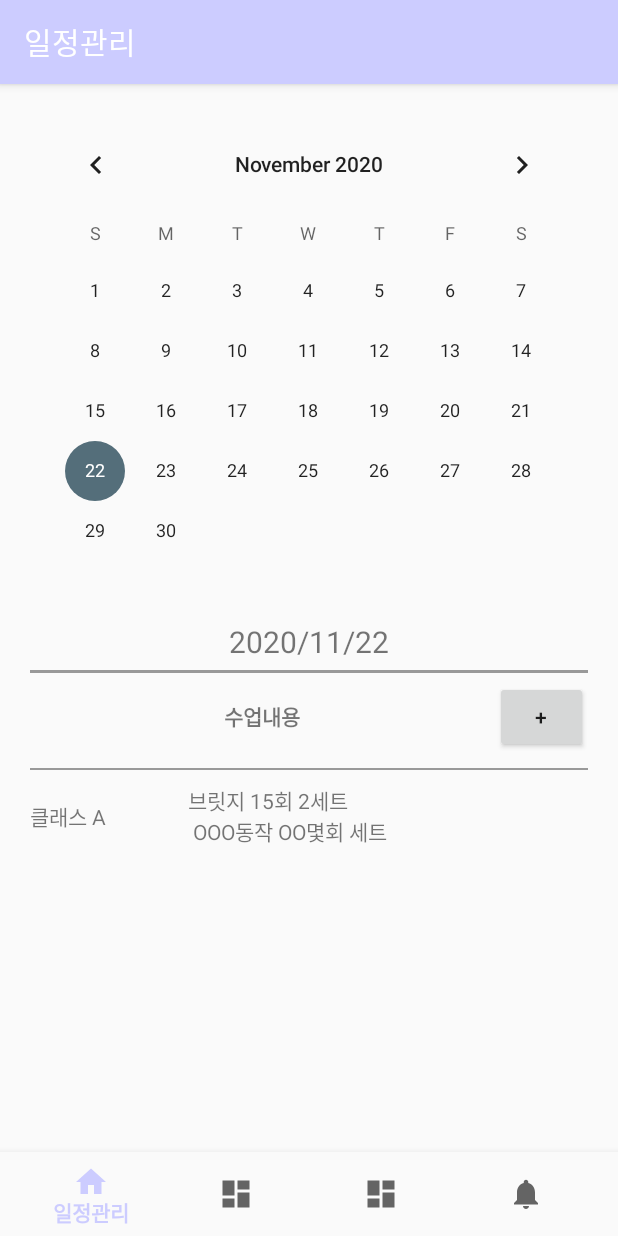
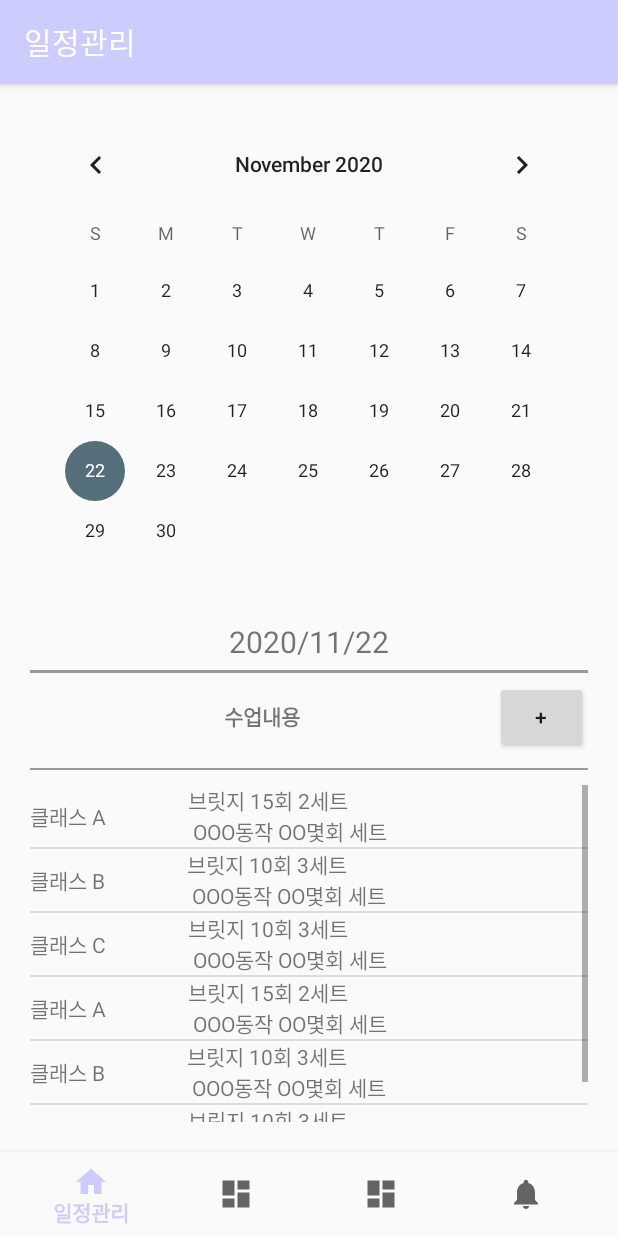
Before and after one commit to hyong0616/pilatime, an Android app: the CalendarFragment screen opened directly, with no data from a screen before it, on a phone screen of 412 x 824 dp. Run offline under Robolectric (Android 15) with nearby library versions, the phone set to English and light mode, and no system bars; our stand-ins replace Firebase (no records; nobody signed in at launch, a user with empty details on screens opened directly), navigation-ui.

Commit message:
edit fragment layout

```diff
--- a/app/src/main/java/com/soongsil/pilatime/ClassContent.java
+++ b/app/src/main/java/com/soongsil/pilatime/ClassContent.java
@@ -1,6 +1,21 @@
 package com.soongsil.pilatime;
 
 public class ClassContent {
-    String name ="";
-    String content = "";
+    private String name ="";
+    private String content = "";
+
+    public void setName(String name) {
+        this.name = name;
+    }
+    public void setContent(String content) {
+        this.content = content;
+    }
+
+    public String getName() {
+        return this.name;
+    }
+
+    public String getContent() {
+        return this.content;
+    }
 }
--- a/app/src/main/java/com/soongsil/pilatime/ClassContentAdapter.java
+++ b/app/src/main/java/com/soongsil/pilatime/ClassContentAdapter.java
@@ -1,5 +1,64 @@
 package com.soongsil.pilatime;
 
-public class ClassContentAdapter {
+import android.content.Context;
+import android.view.LayoutInflater;
+import android.view.View;
+import android.view.ViewGroup;
+import android.widget.BaseAdapter;
+import android.widget.TextView;
+
+import java.util.ArrayList;
+
+public class ClassContentAdapter extends BaseAdapter {
+
+    private ArrayList<ClassContent> classContentArrayList = new ArrayList<ClassContent>();
+
+    public ClassContentAdapter() {
+
+    }
+
+    @Override
+    public int getCount() {
+        return classContentArrayList.size();
+    }
+
+    @Override
+    public long getItemId(int position) {
+        return position;
+    }
+
+    @Override
+    public ClassContent getItem(int position) {
+        return classContentArrayList.get(position);
+    }
+
+    public View getView(int position, View convertView, ViewGroup parent) {
+        final int pos = position;
+        final Context context = parent.getContext();
+
+        if (convertView == null) {
+            LayoutInflater inflater = (LayoutInflater) context.getSystemService(Context.LAYOUT_INFLATER_SERVICE);
+            convertView = inflater.inflate(R.layout.listview_item_class_content, parent, false);
+        }
+
+        TextView nameTextView = (TextView) convertView.findViewById(R.id.textViewClass);
+        TextView contentTextView = (TextView) convertView.findViewById(R.id.textViewContent);
+
+        ClassContent classContent = classContentArrayList.get(position);
+        nameTextView.setText(classContent.getName());
+        contentTextView.setText(classContent.getContent());
+
+        return convertView;
+    }
+
+    public void addItem(String name, String content) {
+        ClassContent classContent = new ClassContent();
+
+        classContent.setName(name);
+        classContent.setContent(content);
+
+        classContentArrayList.add(classContent);
+    }
+
 
 }
--- a/app/src/main/java/com/soongsil/pilatime/ui/calendar/CalendarFragment.java
+++ b/app/src/main/java/com/soongsil/pilatime/ui/calendar/CalendarFragment.java
@@ -6,6 +6,7 @@ import android.view.LayoutInflater;
 import android.view.View;
 import android.view.ViewGroup;
 import android.widget.CalendarView;
+import android.widget.ListView;
 import android.widget.TextView;
 
 import androidx.annotation.Nullable;
@@ -19,6 +20,8 @@ import com.google.android.gms.tasks.Task;
 import com.google.firebase.firestore.FirebaseFirestore;
 import com.google.firebase.firestore.QueryDocumentSnapshot;
 import com.google.firebase.firestore.QuerySnapshot;
+import com.soongsil.pilatime.ClassContent;
+import com.soongsil.pilatime.ClassContentAdapter;
 import com.soongsil.pilatime.R;
 
 import java.text.SimpleDateFormat;
@@ -30,7 +33,6 @@ import static androidx.constraintlayout.widget.Constraints.TAG;
 
 public class CalendarFragment extends Fragment {
 
-    private CalendarViewModel calendarViewModel;
     public CalendarView calendarView;
     public TextView dateTextView, contentTextView;
     FirebaseFirestore db = FirebaseFirestore.getInstance();
@@ -72,6 +74,19 @@ public class CalendarFragment extends Fragment {
 
         });
 
+        ListView listView;
+        ClassContentAdapter classContentAdapter = new ClassContentAdapter();
+
+        listView = (ListView) view.findViewById(R.id.list_view);
+        listView.setAdapter(classContentAdapter);
+
+        classContentAdapter.addItem("클래스 A", "브릿지 15회 2세트 \n OOO동작 OO몇회 세트");
+        classContentAdapter.addItem("클래스 B", "브릿지 10회 3세트 \n OOO동작 OO몇회 세트");
+        classContentAdapter.addItem("클래스 C", "브릿지 10회 3세트 \n OOO동작 OO몇회 세트");
+        classContentAdapter.addItem("클래스 A", "브릿지 15회 2세트 \n OOO동작 OO몇회 세트");
+        classContentAdapter.addItem("클래스 B", "브릿지 10회 3세트 \n OOO동작 OO몇회 세트");
+        classContentAdapter.addItem("클래스 C", "브릿지 10회 3세트 \n OOO동작 OO몇회 세트");
+
         return view;
     }
 
--- a/app/src/main/res/layout/activity_admin_calendar.xml
+++ b/app/src/main/res/layout/activity_admin_calendar.xml
@@ -1,20 +1,20 @@
 <?xml version="1.0" encoding="utf-8"?>
-<androidx.constraintlayout.widget.ConstraintLayout xmlns:android="http://schemas.android.com/apk/res/android"
+
+<RelativeLayout xmlns:android="http://schemas.android.com/apk/res/android"
     xmlns:app="http://schemas.android.com/apk/res-auto"
+    xmlns:tools="http://schemas.android.com/tools"
     android:id="@+id/container"
     android:layout_width="match_parent"
     android:layout_height="match_parent">
 
     <com.google.android.material.bottomnavigation.BottomNavigationView
         android:id="@+id/nav_view"
-        android:layout_width="0dp"
+        android:layout_width="match_parent"
         android:layout_height="wrap_content"
         android:layout_marginStart="0dp"
         android:layout_marginEnd="0dp"
         android:background="?android:attr/windowBackground"
-        app:layout_constraintBottom_toBottomOf="parent"
-        app:layout_constraintLeft_toLeftOf="parent"
-        app:layout_constraintRight_toRightOf="parent"
+        android:layout_alignParentBottom="true"
         app:menu="@menu/bottom_nav_menu" />
 
     <fragment
@@ -22,11 +22,9 @@
         android:name="androidx.navigation.fragment.NavHostFragment"
         android:layout_width="match_parent"
         android:layout_height="match_parent"
+        android:layout_above="@id/nav_view"
         app:defaultNavHost="true"
-        app:layout_constraintBottom_toTopOf="@id/nav_view"
-        app:layout_constraintLeft_toLeftOf="parent"
-        app:layout_constraintRight_toRightOf="parent"
-        app:layout_constraintTop_toTopOf="parent"
         app:navGraph="@navigation/mobile_navigation" />
 
-</androidx.constraintlayout.widget.ConstraintLayout>
+
+</RelativeLayout>
--- a/app/src/main/res/layout/fragment_calendar.xml
+++ b/app/src/main/res/layout/fragment_calendar.xml
@@ -1,6 +1,7 @@
 <?xml version="1.0" encoding="utf-8"?>
 
-<LinearLayout xmlns:android="http://schemas.android.com/apk/res/android"
+<LinearLayout
+    xmlns:android="http://schemas.android.com/apk/res/android"
     xmlns:app="http://schemas.android.com/apk/res-auto"
     android:orientation="vertical"
     android:layout_width="match_parent"
@@ -57,43 +58,9 @@
         android:layout_marginTop = "10dp"
         android:layout_marginBottom="10dp"/>
 
-
-    <ScrollView
-        android:id="@+id/calendar_scrollView"
+    <ListView
+        android:id="@+id/list_view"
         android:layout_width="match_parent"
-        android:layout_height="match_parent"
-        android:fillViewport="true">
-
-        <LinearLayout
-            android:layout_width="match_parent"
-            android:layout_height="wrap_content"
-            android:orientation="vertical">
-
-
-            <LinearLayout
-                android:layout_width="match_parent"
-                android:layout_height="wrap_content"
-                android:orientation="horizontal">
-
-                <TextView
-                    android:layout_weight="1"
-                    android:layout_width="wrap_content"
-                    android:layout_height="wrap_content"
-                    android:layout_marginRight="10dp"
-                    android:layout_gravity="center"
-                    android:text="클래스 A"/>
-
-                <TextView
-                    android:layout_width="wrap_content"
-                    android:layout_height="wrap_content"
-                    android:layout_weight="3"
-                    android:text="브릿지 15회 2세트 \n OOO동작 OO몇회 세트"/>
-
-            </LinearLayout>
-
-        </LinearLayout>
-
-
-    </ScrollView>
+        android:layout_height="match_parent"/>
 
 </LinearLayout>
--- /dev/null
+++ b/app/src/main/res/layout/listview_item_class_content.xml
@@ -0,0 +1,25 @@
+<?xml version="1.0" encoding="utf-8"?>
+<LinearLayout
+    xmlns:android="http://schemas.android.com/apk/res/android"
+    xmlns:app="http://schemas.android.com/apk/res-auto"
+    android:layout_width="match_parent"
+    android:layout_height="wrap_content"
+    android:orientation="horizontal">
+
+    <TextView
+        android:id="@+id/textViewClass"
+        android:layout_weight="1"
+        android:layout_width="wrap_content"
+        android:layout_height="wrap_content"
+        android:layout_marginRight="10dp"
+        android:layout_gravity="center"
+        android:text="클래스 A"/>
+
+    <TextView
+        android:id="@+id/textViewContent"
+        android:layout_width="wrap_content"
+        android:layout_height="wrap_content"
+        android:layout_weight="3"
+        android:text="브릿지 15회 2세트 \n OOO동작 OO몇회 세트"/>
+
+</LinearLayout>
```
Also changed, not shown: app/src/main/java/com/soongsil/pilatime/ui/calendar/CalendarViewModel.java (deleted, +0 -19 lines), app/src/main/java/com/soongsil/pilatime/ui/goods/GoodsViewModel.java (deleted, +0 -19 lines), app/src/main/java/com/soongsil/pilatime/ui/member/MemberViewModel.java (deleted, +0 -19 lines), app/src/main/java/com/soongsil/pilatime/ui/notifications/NotificationsViewModel.java (deleted, +0 -19 lines).
